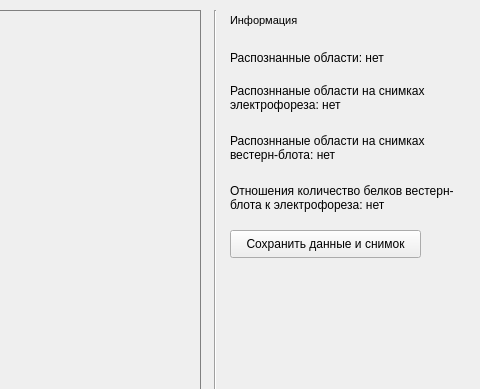
Above: design.ui from Arsbul-hub/sirius_leto_generium before the change; both pictures show x 660 to 1140 and y 0 to 389 of the 1140 by 702 pixel window. Below: the same form after it.
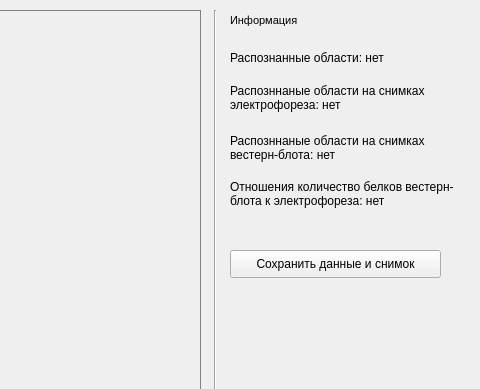
That is the form after the change. The open tabs and pages were chosen to show the change. Icons and pictures are not drawn.

Commit message: Обновление дизайна. Добавлено диалоговое окно для просмотра обработанных изображений.

The edit to the form file:
```diff
--- a/design.ui
+++ b/design.ui
@@ -603,7 +603,7 @@
          <x>0</x>
          <y>170</y>
          <width>241</width>
-         <height>35</height>
+         <height>71</height>
         </rect>
        </property>
        <property name="text">
@@ -612,6 +612,9 @@
        <property name="scaledContents">
         <bool>false</bool>
        </property>
+       <property name="alignment">
+        <set>Qt::AlignLeading|Qt::AlignLeft|Qt::AlignTop</set>
+       </property>
        <property name="wordWrap">
         <bool>true</bool>
        </property>
@@ -623,8 +626,8 @@
        <property name="geometry">
         <rect>
          <x>0</x>
-         <y>220</y>
-         <width>191</width>
+         <y>240</y>
+         <width>211</width>
          <height>28</height>
         </rect>
        </property>
```
Left out of the diff: 4 changed lines with no effect on the pictures. The commit also changes 3 other files.
